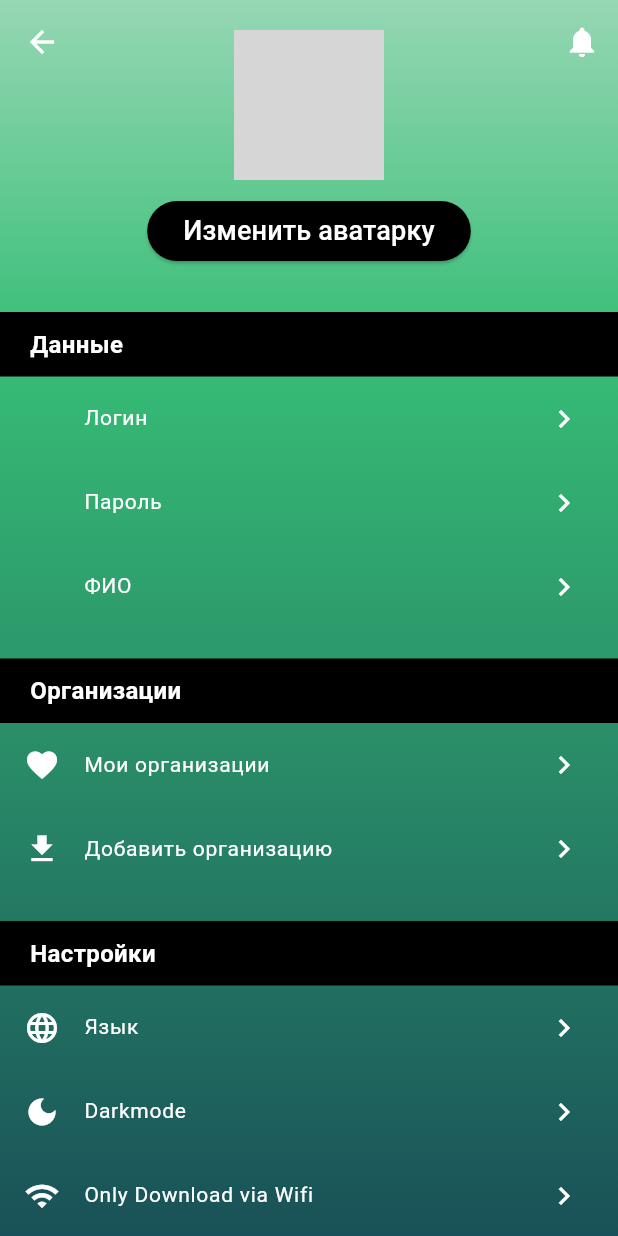
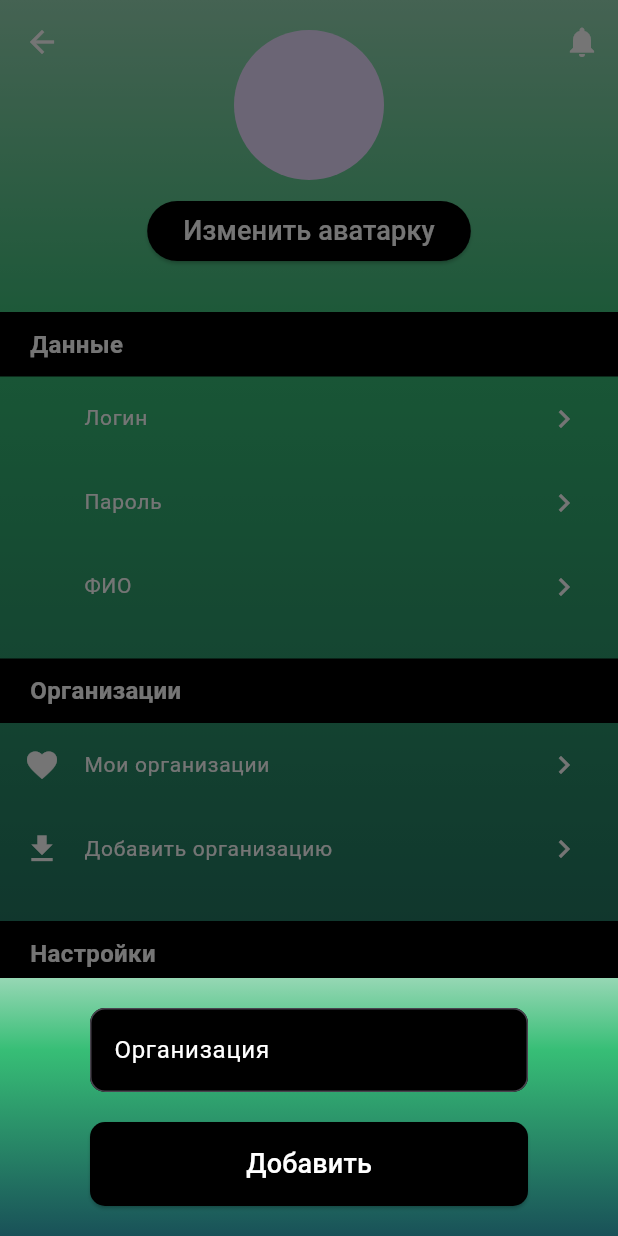
Before and after one commit to QustoSac/kursach, a Flutter app: the ProfilePage screen opened directly, after a tap on "Добавить организацию", on a phone screen of 412 x 824 dp. Run offline on Flutter 3.47's test engine with Material 3 defaults, Android fonts, the phone set to English and light mode, and no system bars; grey boxes are pictures that could not be loaded.

Commit message:
patch all work 0.3

```diff
--- a/lib/main.dart
+++ b/lib/main.dart
@@ -65,7 +65,7 @@ class _SplashScreenState extends State<SplashScreen> {
             mainAxisAlignment: MainAxisAlignment.center,
             children: [
               Text(
-                'Голосовалка.',
+                'Голосовалка',
                 style: TextStyle(
                   fontSize: 24,
                   fontWeight: FontWeight.bold,
--- a/lib/profile_page.dart
+++ b/lib/profile_page.dart
@@ -8,7 +8,7 @@ class ProfilePage extends StatelessWidget {
     return Scaffold(
       extendBodyBehindAppBar: true,
       appBar: AppBar(
-        backgroundColor: Colors.transparent, // Прозрачный AppBar
+        backgroundColor: Colors.transparent,
         elevation: 0,
         leading: IconButton(
           icon: Icon(Icons.arrow_back, color: Colors.white),
@@ -33,7 +33,7 @@ class ProfilePage extends StatelessWidget {
               SizedBox(height: 20),
               CircleAvatar(
                 radius: 50,
-                backgroundImage: AssetImage('assets/avatar_placeholder.png'), // Путь к изображению
+                backgroundImage: AssetImage('assets/avatar_placeholder.png'),
               ),
               SizedBox(height: 10),
               ElevatedButton(
@@ -50,21 +50,27 @@ class ProfilePage extends StatelessWidget {
               ),
               SizedBox(height: 30),
               _buildSection(context, 'Данные', [
-                _buildMenuItem(context, 'Логин'),
+                _buildMenuItem(context, 'Логин', onTap: () {
+                  _showMessageDialog(context, 'Ваш текущий логин: example_user');
+                }),
                 _buildMenuItem(context, 'Пароль'),
-                _buildMenuItem(context, 'ФИО'),
+                _buildMenuItem(context, 'ФИО', onTap: (){
+                  _showMessageDialog(context, 'Ваше ФИО: example_FIO');
+                }),
               ]),
               _buildSection(context, 'Организации', [
                 _buildMenuItem(context, 'Мои организации', icon: Icons.favorite),
-                _buildMenuItem(context, 'Добавить организацию', icon: Icons.download),
+                _buildMenuItem(context, 'Добавить организацию', icon: Icons.download, onTap: () {
+                  _showAddOrganizationBottomSheet(context);
+                }),
               ]),
               _buildSection(context, 'Настройки', [
                 _buildMenuItem(context, 'Язык', icon: Icons.language),
                 _buildMenuItem(context, 'Darkmode', icon: Icons.dark_mode),
                 _buildMenuItem(context, 'Only Download via Wifi', icon: Icons.wifi),
               ]),
-              SizedBox(height: 40), // Отступ перед кнопкой
-              _buildLogoutButton(context), // Добавление кнопки выхода
+              SizedBox(height: 40),
+              _buildLogoutButton(context),
             ],
           ),
         ),
@@ -91,16 +97,14 @@ class ProfilePage extends StatelessWidget {
     );
   }
 
-  Widget _buildMenuItem(BuildContext context, String label, {IconData? icon}) {
+  Widget _buildMenuItem(BuildContext context, String label, {IconData? icon, VoidCallback? onTap}) {
     return ListTile(
       leading: icon != null
           ? Icon(icon, color: Colors.white)
-          : SizedBox(width: 24), // Пустое пространство для выравнивания
+          : SizedBox(width: 24),
       title: Text(label, style: AppStyles.listTileTextStyle),
       trailing: Icon(Icons.chevron_right, color: Colors.white),
-      onTap: () {
-        // Обработка нажатия на элемент
-      },
+      onTap: onTap,
     );
   }
 
@@ -109,13 +113,12 @@ class ProfilePage extends StatelessWidget {
       padding: const EdgeInsets.symmetric(horizontal: 20.0),
       child: ElevatedButton(
         onPressed: () {
-          // Переход на страницу авторизации
           Navigator.push(
             context,
             PageRouteBuilder(
               pageBuilder: (context, animation, secondaryAnimation) => LoginPage(),
               transitionsBuilder: (context, animation, secondaryAnimation, child) {
-                const begin = Offset(-1.0, 0.0); // Анимация справа налево
+                const begin = Offset(-1.0, 0.0);
                 const end = Offset.zero;
                 const curve = Curves.easeOut;
 
@@ -129,10 +132,10 @@ class ProfilePage extends StatelessWidget {
               },
               transitionDuration: Duration(milliseconds: 1000),
             ),
-          );// Маршрут для LoginPage
+          );
         },
         style: ElevatedButton.styleFrom(
-          backgroundColor: Colors.red, // Цвет кнопки "Выйти"
+          backgroundColor: Colors.red,
           shape: RoundedRectangleBorder(
             borderRadius: BorderRadius.circular(10),
           ),
@@ -151,4 +154,63 @@ class ProfilePage extends StatelessWidget {
       ),
     );
   }
+
+  void _showMessageDialog(BuildContext context, String message) {
+    showDialog(
+      context: context,
+      builder: (context) =>
+        AlertDialog(
+        content: Text(message),
+        actions: [
+          TextButton(
+            onPressed: () {
+              Navigator.of(context).pop();
+            },
+            child: Text('OK'),
+          ),
+        ],
+      ),
+
+    );
+  }
+
+  void _showAddOrganizationBottomSheet(BuildContext context) {
+    showModalBottomSheet(
+      context: context,
+      shape: RoundedRectangleBorder(
+        borderRadius: BorderRadius.vertical(top: Radius.circular(20)),
+      ),
+      builder: (context) => Container(
+        decoration: AppStyles.backgroundGradient,
+        child: Padding(
+        padding: const EdgeInsets.only(left: 60, top: 20.0, right: 60, bottom: 20),
+
+        child: Column(
+          mainAxisSize: MainAxisSize.min,
+          children: [
+            TextField(
+              decoration: AppStyles.inputDecoration.copyWith(
+                hintText: 'Организация'
+              ),
+              style: AppStyles.inputTextStyle,
+              ),
+            SizedBox(height: 20),
+            SizedBox(
+              width: double.infinity,
+            child: ElevatedButton(
+
+              onPressed: () {
+                // Логика добавления организации
+                Navigator.of(context).pop();
+              },
+              child: Text('Добавить', style: AppStyles.buttonTextStyle),
+                style: AppStyles.elevatedButtonStyle
+            ),
+            ),
+          ],
+        ),
+      ),
+      ),
+    );
+  }
 }
--- a/lib/theme/theme.dart
+++ b/lib/theme/theme.dart
@@ -30,6 +30,15 @@ class AppStyles {
   static const TextStyle footerTextStyle = TextStyle(
     color: Colors.white,
     fontSize: 16,
+  );
+
+  static const InputDecoration golosovanieDecoration = InputDecoration(
+    filled: true,
+    fillColor: Colors.black,
+    hintStyle: hintTextStyle,
+    border: OutlineInputBorder(
+      borderRadius: BorderRadius.all(Radius.circular(10.0)),
+    ),
   );
 
   static const InputDecoration inputDecoration = InputDecoration(
```
Also changed, not shown: lib/main_page.dart (+15 -10 lines), lib/results_page.dart (+22 -10 lines), lib/view_results_page.dart (+21 -1 lines), lib/vote_page.dart (+21 -1 lines).
